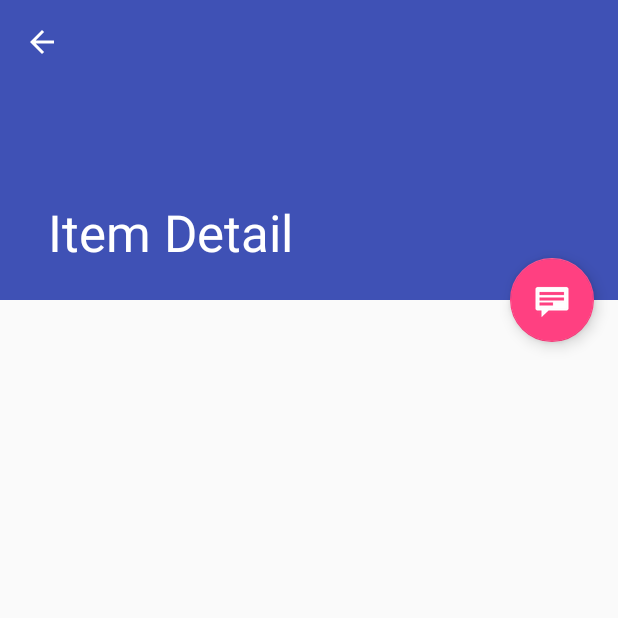
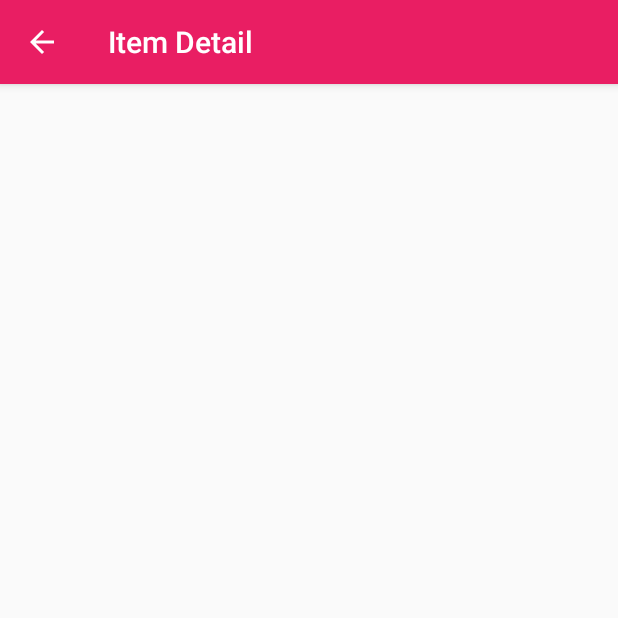
Before and after one commit to amzuchowicz/Info-Go, an Android app: the ItemDetailActivity screen opened directly, with no data from a screen before it, on a phone screen of 412 x 824 dp, the top half of it. Run offline under Robolectric (Android 15) with nearby library versions, the phone set to English and light mode, and no system bars; 1 statement that could not run was skipped.

```diff
--- a/app/build.gradle
+++ b/app/build.gradle
@@ -20,10 +20,11 @@ android {
 }
 
 dependencies {
-    compile fileTree(dir: 'libs', include: ['*.jar'])
+    compile fileTree(include: ['*.jar'], dir: 'libs')
     testCompile 'junit:junit:4.12'
     compile 'com.android.support:appcompat-v7:23.4.0'
     compile 'com.android.support:support-v4:23.4.0'
     compile 'com.android.support:recyclerview-v7:23.4.0'
     compile 'com.android.support:design:23.4.0'
+    compile 'com.google.android.gms:play-services:9.4.0'
 }
--- a/app/src/main/java/com/sdstf/info_go/ItemDetailActivity.java
+++ b/app/src/main/java/com/sdstf/info_go/ItemDetailActivity.java
@@ -1,20 +1,20 @@
 package com.sdstf.info_go;
 
+import android.app.Activity;
 import android.content.Intent;
 import android.os.Bundle;
-import android.support.design.widget.FloatingActionButton;
-import android.support.design.widget.Snackbar;
-import android.support.v7.widget.Toolbar;
-import android.view.View;
+
 import android.support.v7.app.AppCompatActivity;
-import android.support.v7.app.ActionBar;
 import android.view.MenuItem;
 
 /**
  * An activity representing a single Item detail screen. This
- * activity is only used narrow width devices. On tablet-size devices,
+ * activity is only used on handset devices. On tablet-size devices,
  * item details are presented side-by-side with a list of items
  * in a {@link ItemListActivity}.
+ * <p/>
+ * This activity is mostly just a 'shell' activity containing nothing
+ * more than a {@link ItemDetailFragment}.
  */
 public class ItemDetailActivity extends AppCompatActivity {
 
@@ -22,23 +22,9 @@ public class ItemDetailActivity extends AppCompatActivity {
     protected void onCreate(Bundle savedInstanceState) {
         super.onCreate(savedInstanceState);
         setContentView(R.layout.activity_item_detail);
-        Toolbar toolbar = (Toolbar) findViewById(R.id.detail_toolbar);
-        setSupportActionBar(toolbar);
-
-        FloatingActionButton fab = (FloatingActionButton) findViewById(R.id.fab);
-        fab.setOnClickListener(new View.OnClickListener() {
-            @Override
-            public void onClick(View view) {
-                Snackbar.make(view, "Replace with your own detail action", Snackbar.LENGTH_LONG)
-                        .setAction("Action", null).show();
-            }
-        });
 
         // Show the Up button in the action bar.
-        ActionBar actionBar = getSupportActionBar();
-        if (actionBar != null) {
-            actionBar.setDisplayHomeAsUpEnabled(true);
-        }
+        //getActionBar().setDisplayHomeAsUpEnabled(true);
 
         // savedInstanceState is non-null when there is fragment state
         // saved from previous configurations of this activity
@@ -57,7 +43,7 @@ public class ItemDetailActivity extends AppCompatActivity {
                     getIntent().getStringExtra(ItemDetailFragment.ARG_ITEM_ID));
             ItemDetailFragment fragment = new ItemDetailFragment();
             fragment.setArguments(arguments);
-            getSupportFragmentManager().beginTransaction()
+            getFragmentManager().beginTransaction()
                     .add(R.id.item_detail_container, fragment)
                     .commit();
         }
--- a/app/src/main/java/com/sdstf/info_go/ItemDetailFragment.java
+++ b/app/src/main/java/com/sdstf/info_go/ItemDetailFragment.java
@@ -1,9 +1,7 @@
 package com.sdstf.info_go;
 
-import android.app.Activity;
-import android.support.design.widget.CollapsingToolbarLayout;
 import android.os.Bundle;
-import android.support.v4.app.Fragment;
+import android.app.Fragment;
 import android.view.LayoutInflater;
 import android.view.View;
 import android.view.ViewGroup;
@@ -45,23 +43,17 @@ public class ItemDetailFragment extends Fragment {
             // arguments. In a real-world scenario, use a Loader
             // to load content from a content provider.
             mItem = DummyContent.ITEM_MAP.get(getArguments().getString(ARG_ITEM_ID));
-
-            Activity activity = this.getActivity();
-            CollapsingToolbarLayout appBarLayout = (CollapsingToolbarLayout) activity.findViewById(R.id.toolbar_layout);
-            if (appBarLayout != null) {
-                appBarLayout.setTitle(mItem.content);
-            }
         }
     }
 
     @Override
     public View onCreateView(LayoutInflater inflater, ViewGroup container,
                              Bundle savedInstanceState) {
-        View rootView = inflater.inflate(R.layout.item_detail, container, false);
+        View rootView = inflater.inflate(R.layout.fragment_item_detail, container, false);
 
         // Show the dummy content as text in a TextView.
         if (mItem != null) {
-            ((TextView) rootView.findViewById(R.id.item_detail)).setText(mItem.details);
+            ((TextView) rootView.findViewById(R.id.item_detail)).setText(mItem.content);
         }
 
         return rootView;
--- a/app/src/main/res/layout/activity_item_detail.xml
+++ b/app/src/main/res/layout/activity_item_detail.xml
@@ -1,53 +1,4 @@
-<android.support.design.widget.CoordinatorLayout xmlns:android="http://schemas.android.com/apk/res/android"
-    xmlns:app="http://schemas.android.com/apk/res-auto"
-    xmlns:tools="http://schemas.android.com/tools"
-    android:layout_width="match_parent"
-    android:layout_height="match_parent"
-    android:fitsSystemWindows="true"
-    tools:context="com.sdstf.info_go.ItemDetailActivity"
-    tools:ignore="MergeRootFrame">
-
-    <android.support.design.widget.AppBarLayout
-        android:id="@+id/app_bar"
-        android:layout_width="match_parent"
-        android:layout_height="@dimen/app_bar_height"
-        android:fitsSystemWindows="true"
-        android:theme="@style/ThemeOverlay.AppCompat.Dark.ActionBar">
-
-        <android.support.design.widget.CollapsingToolbarLayout
-            android:id="@+id/toolbar_layout"
-            android:layout_width="match_parent"
-            android:layout_height="match_parent"
-            android:fitsSystemWindows="true"
-            app:contentScrim="?attr/colorPrimary"
-            app:layout_scrollFlags="scroll|exitUntilCollapsed"
-            app:toolbarId="@+id/toolbar">
-
-            <android.support.v7.widget.Toolbar
-                android:id="@+id/detail_toolbar"
-                android:layout_width="match_parent"
-                android:layout_height="?attr/actionBarSize"
-                app:layout_collapseMode="pin"
-                app:popupTheme="@style/ThemeOverlay.AppCompat.Light" />
-
-        </android.support.design.widget.CollapsingToolbarLayout>
-
-    </android.support.design.widget.AppBarLayout>
-
-    <android.support.v4.widget.NestedScrollView
-        android:id="@+id/item_detail_container"
-        android:layout_width="match_parent"
-        android:layout_height="match_parent"
-        app:layout_behavior="@string/appbar_scrolling_view_behavior" />
-
-    <android.support.design.widget.FloatingActionButton
-        android:id="@+id/fab"
-        android:layout_width="wrap_content"
-        android:layout_height="wrap_content"
-        android:layout_gravity="center_vertical|start"
-        android:layout_margin="@dimen/fab_margin"
-        android:src="@android:drawable/stat_notify_chat"
-        app:layout_anchor="@+id/item_detail_container"
-        app:layout_anchorGravity="top|end" />
-
-</android.support.design.widget.CoordinatorLayout>
+<FrameLayout xmlns:android="http://schemas.android.com/apk/res/android"
+    xmlns:tools="http://schemas.android.com/tools" android:id="@+id/item_detail_container"
+    android:layout_width="match_parent" android:layout_height="match_parent"
+    tools:context=".ItemDetailActivity" tools:ignore="MergeRootFrame" />
--- a/app/src/main/res/layout/item_detail.xml
+++ /dev/null
@@ -1,9 +0,0 @@
-<TextView xmlns:android="http://schemas.android.com/apk/res/android"
-    xmlns:tools="http://schemas.android.com/tools"
-    android:id="@+id/item_detail"
-    style="?android:attr/textAppearanceLarge"
-    android:layout_width="match_parent"
-    android:layout_height="match_parent"
-    android:padding="16dp"
-    android:textIsSelectable="true"
-    tools:context="com.sdstf.info_go.ItemDetailFragment" />
--- a/app/src/main/res/values/colors.xml
+++ b/app/src/main/res/values/colors.xml
@@ -1,6 +1,6 @@
 <?xml version="1.0" encoding="utf-8"?>
 <resources>
-    <color name="colorPrimary">#3F51B5</color>
-    <color name="colorPrimaryDark">#303F9F</color>
-    <color name="colorAccent">#FF4081</color>
+    <color name="colorPrimary">#E91E63</color>
+    <color name="colorPrimaryDark">#C2185B</color>
+    <color name="colorAccent">#536DFE</color>
 </resources>
```
Also changed, not shown: app/src/main/AndroidManifest.xml (+16 -5 lines), app/src/main/java/com/sdstf/info_go/ItemListActivity.java (+59 -99 lines), app/src/main/java/com/sdstf/info_go/ItemListFragment.java (added, +151 -0 lines), app/src/main/java/com/sdstf/info_go/dummy/DummyContent.java (+10 -27 lines), app/src/main/res/layout-w900dp/item_list.xml (deleted, +0 -38 lines), app/src/main/res/layout/activity_item_list.xml (+7 -39 lines), app/src/main/res/layout/item_list.xml (deleted, +0 -13 lines), app/src/main/res/layout/item_list_content.xml (deleted, +0 -20 lines), app/src/main/res/mipmap-hdpi/ic_launcher.png, app/src/main/res/mipmap-mdpi/ic_launcher.png, app/src/main/res/mipmap-xhdpi/ic_launcher.png, app/src/main/res/mipmap-xxhdpi/ic_launcher.png, app/src/main/res/mipmap-xxxhdpi/ic_launcher.png.
